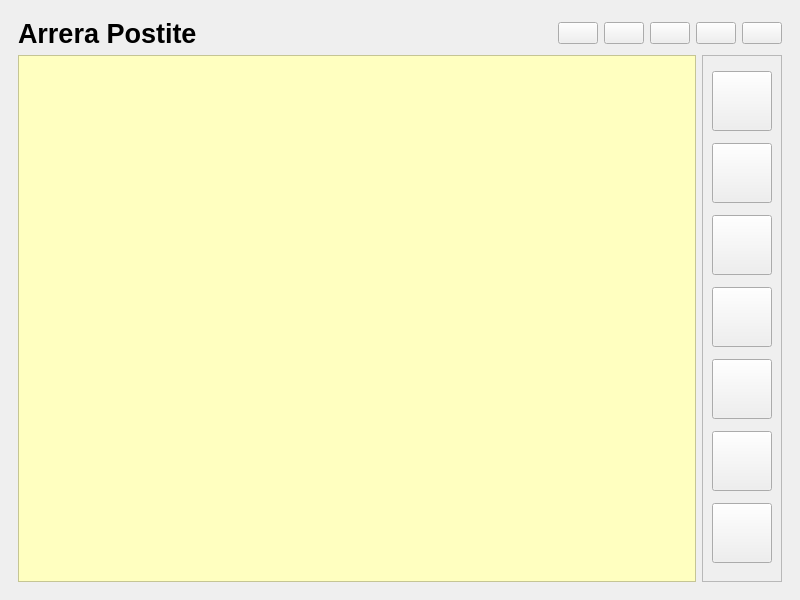
The window that cuiapostite.ui (Arrera-Software/Arrera-Postite) describes before a commit, drawn with Qt 5.
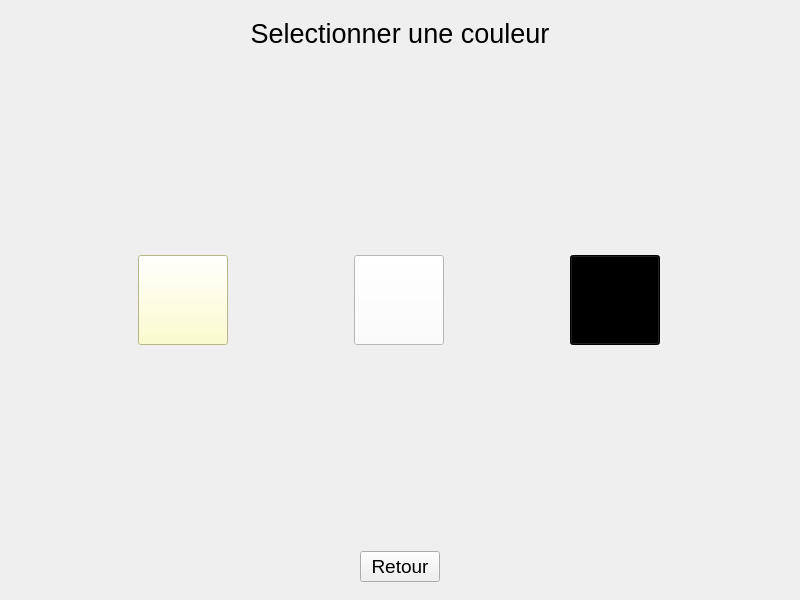
The same window after the commit. Icons and pictures are not drawn. Custom widgets are drawn as their Qt base class.

Commit message: Ajout du changement de couleur de la zone de texte

Diff of the .ui file:
```diff
--- a/cuiapostite.ui
+++ b/cuiapostite.ui
@@ -22,7 +22,7 @@
     <item>
      <widget class="QStackedWidget" name="postite">
       <property name="currentIndex">
-       <number>0</number>
+       <number>2</number>
       </property>
       <widget class="QWidget" name="main">
        <layout class="QVBoxLayout" name="verticalLayout_2">
@@ -349,20 +349,7 @@
          </spacer>
         </item>
         <item>
-         <layout class="QHBoxLayout" name="horizontalLayout_3">
-          <item>
-           <spacer name="horizontalSpacer_2">
-            <property name="orientation">
-             <enum>Qt::Orientation::Horizontal</enum>
-            </property>
-            <property name="sizeHint" stdset="0">
-             <size>
-              <width>40</width>
-              <height>20</height>
-             </size>
-            </property>
-           </spacer>
-          </item>
+         <layout class="QVBoxLayout" name="verticalLayout_4">
           <item>
            <widget class="QPushButton" name="IDC_SETEMPLACEMENT">
             <property name="font">
@@ -460,6 +447,163 @@
         </item>
        </layout>
       </widget>
+      <widget class="QWidget" name="colorSelect">
+       <layout class="QVBoxLayout" name="verticalLayout_5">
+        <item>
+         <widget class="QLabel" name="IDC_LTITLECOLOR">
+          <property name="font">
+           <font>
+            <pointsize>20</pointsize>
+           </font>
+          </property>
+          <property name="text">
+           <string>Selectionner une couleur</string>
+          </property>
+          <property name="alignment">
+           <set>Qt::AlignmentFlag::AlignCenter</set>
+          </property>
+         </widget>
+        </item>
+        <item>
+         <spacer name="verticalSpacer_7">
+          <property name="orientation">
+           <enum>Qt::Orientation::Vertical</enum>
+          </property>
+          <property name="sizeHint" stdset="0">
+           <size>
+            <width>20</width>
+            <height>40</height>
+           </size>
+          </property>
+         </spacer>
+        </item>
+        <item>
+         <layout class="QGridLayout" name="gridLayout">
+          <item row="0" column="0">
+           <widget class="QPushButton" name="IDC_YELLOW">
+            <property name="minimumSize">
+             <size>
+              <width>90</width>
+              <height>90</height>
+             </size>
+            </property>
+            <property name="maximumSize">
+             <size>
+              <width>90</width>
+              <height>90</height>
+             </size>
+            </property>
+            <property name="styleSheet">
+             <string notr="true">background-color:rgb(255, 255, 192)</string>
+            </property>
+            <property name="text">
+             <string/>
+            </property>
+           </widget>
+          </item>
+          <item row="0" column="1">
+           <widget class="QPushButton" name="IDC_WHITE">
+            <property name="minimumSize">
+             <size>
+              <width>90</width>
+              <height>90</height>
+             </size>
+            </property>
+            <property name="maximumSize">
+             <size>
+              <width>90</width>
+              <height>90</height>
+             </size>
+            </property>
+            <property name="styleSheet">
+             <string notr="true">background-color:rgb(255, 255, 255)</string>
+            </property>
+            <property name="text">
+             <string/>
+            </property>
+           </widget>
+          </item>
+          <item row="0" column="2">
+           <widget class="QPushButton" name="IDC_BLACK">
+            <property name="minimumSize">
+             <size>
+              <width>90</width>
+              <height>90</height>
+             </size>
+            </property>
+            <property name="maximumSize">
+             <size>
+              <width>90</width>
+              <height>90</height>
+             </size>
+            </property>
+            <property name="styleSheet">
+             <string notr="true">background-color:rgb(0, 0, 0)</string>
+            </property>
+            <property name="text">
+             <string/>
+            </property>
+           </widget>
+          </item>
+         </layout>
+        </item>
+        <item>
+         <spacer name="verticalSpacer_6">
+          <property name="orientation">
+           <enum>Qt::Orientation::Vertical</enum>
+          </property>
+          <property name="sizeHint" stdset="0">
+           <size>
+            <width>20</width>
+            <height>40</height>
+           </size>
+          </property>
+         </spacer>
+        </item>
+        <item>
+         <layout class="QHBoxLayout" name="horizontalLayout_3">
+          <item>
+           <spacer name="horizontalSpacer_2">
+            <property name="orientation">
+             <enum>Qt::Orientation::Horizontal</enum>
+            </property>
+            <property name="sizeHint" stdset="0">
+             <size>
+              <width>40</width>
+              <height>20</height>
+             </size>
+            </property>
+           </spacer>
+          </item>
+          <item>
+           <widget class="QPushButton" name="IDC_RETOURCOLOR">
+            <property name="font">
+             <font>
+              <pointsize>14</pointsize>
+             </font>
+            </property>
+            <property name="text">
+             <string>Retour</string>
+            </property>
+           </widget>
+          </item>
+          <item>
+           <spacer name="horizontalSpacer_3">
+            <property name="orientation">
+             <enum>Qt::Orientation::Horizontal</enum>
+            </property>
+            <property name="sizeHint" stdset="0">
+             <size>
+              <width>40</width>
+              <height>20</height>
+             </size>
+            </property>
+           </spacer>
+          </item>
+         </layout>
+        </item>
+       </layout>
+      </widget>
      </widget>
     </item>
    </layout>
```
Left out of the diff: 20 changed lines with no effect on the pictures. The commit also changes 885 other files.
